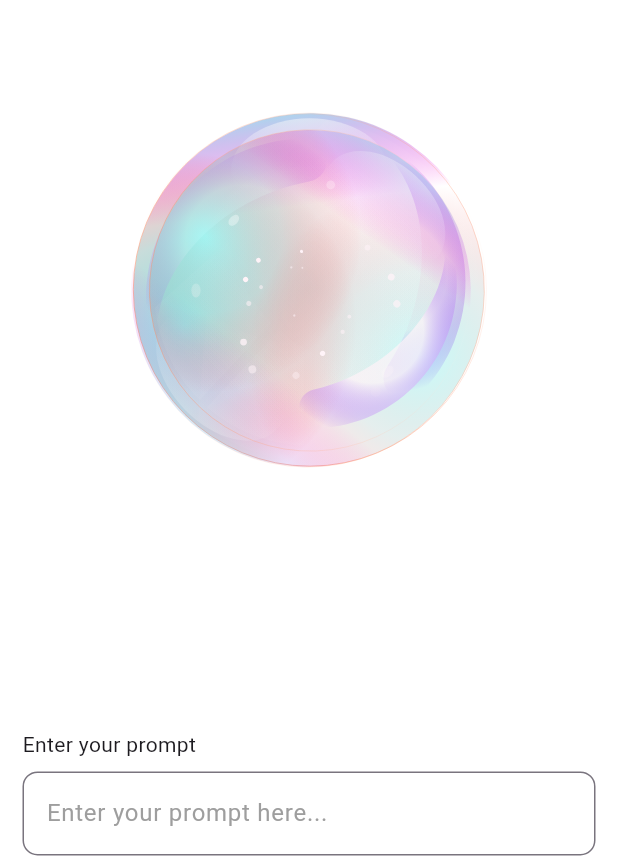
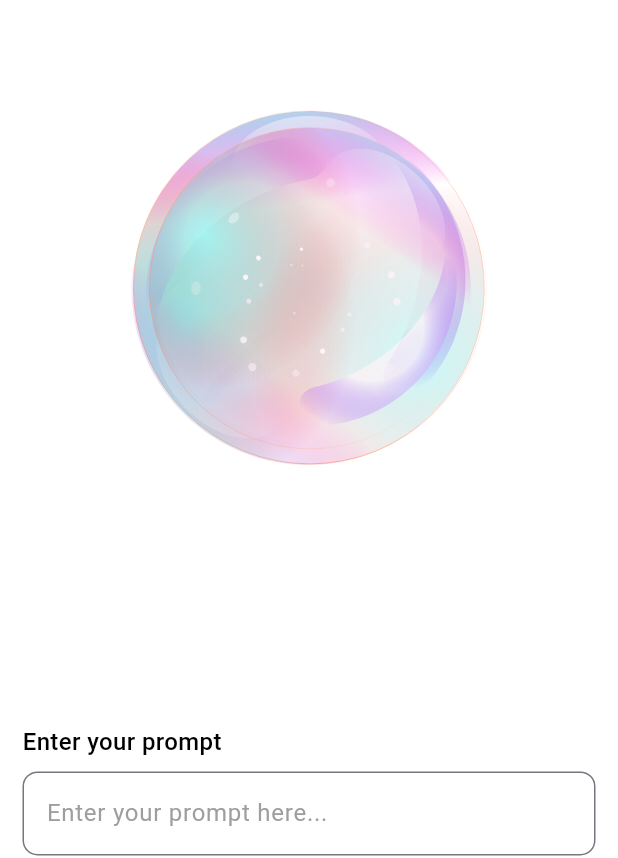
Before and after one commit to YOUSUF-IZZI/image-generator, a Flutter app: the HomePage screen opened directly, on a phone screen of 412 x 824 dp. Shown: the part 216-1074 px from the top of the screen. Run offline on Flutter 3.47's test engine with Material 3 defaults, Android fonts, the phone set to English and light mode, and no system bars; our stand-ins replace dio, flutter_riverpod, hive_flutter, image_gallery_saver, lottie; accounts and stored records are empty; Roboto replaces fonts that are missing (Montserrat).

Commit message:
release v.1.0

```diff
--- a/lib/features/home_page/presentation_layer/widgets/custom_drawer.dart
+++ b/lib/features/home_page/presentation_layer/widgets/custom_drawer.dart
@@ -35,7 +35,7 @@ class CustomDrawer extends ConsumerWidget {
                   padding: const EdgeInsets.only(top: 30),
                   child: ListTile(
                     leading: Icon(CupertinoIcons.moon_stars, size: 24, color: Theme.of(context).iconTheme.color,),
-                    title: Text(S.of(context).dark_mode, style: TextStyle(color: Theme.of(context).textTheme.bodyMedium?.color)),
+                    title: Text(S.of(context).dark_mode, style: TextStyle(color: Theme.of(context).appBarTheme.titleTextStyle?.color)),
                     trailing: const ThemeModeSwitcher(),
                   ),
                 ),
@@ -72,12 +72,12 @@ class CustomDrawer extends ConsumerWidget {
               SliverToBoxAdapter(
                 child: ListTile(
                   leading: Icon(CupertinoIcons.link, size: 24, color: Theme.of(context).iconTheme.color,),
-                  title: Text(S.of(context).contact_us, style: TextStyle(color: Theme.of(context).textTheme.bodyMedium?.color,),),
+                  title: Text(S.of(context).contact_us, style: TextStyle(color: Theme.of(context).appBarTheme.titleTextStyle?.color,),),
                   trailing: MaterialButton(
                     onPressed: (){
                       launchUrl(Uri.parse('https://linktr.ee/Yousif_Ezzi'));
                     },
-                    child: Text(S.of(context).link, style: TextStyle(color: Colors.blueAccent, decoration: TextDecoration.underline), ),
+                    child: Text(S.of(context).link, style: const TextStyle(color: Colors.blueAccent, decoration: TextDecoration.underline), ),
                   ),
                 ),
               ),
--- a/lib/features/home_page/presentation_layer/widgets/mobile_layout.dart
+++ b/lib/features/home_page/presentation_layer/widgets/mobile_layout.dart
@@ -1,4 +1,5 @@
 import 'package:flutter/material.dart';
+import 'package:image_generator/utils/app_styles.dart';
 import '../../../../generated/l10n.dart';
 import 'custom_button.dart';
 import 'custom_text_field.dart';
@@ -21,7 +22,7 @@ class MobileLayout extends StatelessWidget {
             children: [
               Text(
                 S.of(context).prompt_text,
-                style: Theme.of(context).textTheme.bodyMedium,
+                style: AppStyle.styleMedium20(context).copyWith(color: Theme.of(context).appBarTheme.titleTextStyle?.color),
               ),
               const SizedBox(height: 8),
               const CustomTextField(),
--- a/lib/main.dart
+++ b/lib/main.dart
@@ -1,4 +1,3 @@
-import 'package:device_preview/device_preview.dart';
 import 'package:flutter/material.dart';
 import 'package:flutter_localizations/flutter_localizations.dart';
 import 'package:flutter_riverpod/flutter_riverpod.dart';
@@ -15,7 +14,7 @@ void main() async{
   WidgetsFlutterBinding.ensureInitialized();
   await Hive.initFlutter();
   await Hive.openBox(AppBoxes.onboardingBox);
-  runApp(DevicePreview(builder: (context) => const ProviderScope(child: ImageGenerator()),));
+  runApp(const ProviderScope(child: ImageGenerator()),);
 }
 
 class ImageGenerator extends ConsumerWidget {
--- a/lib/utils/app_styles.dart
+++ b/lib/utils/app_styles.dart
@@ -59,6 +59,14 @@ abstract class AppStyle
       fontWeight: FontWeight.w500,
     );
   }
+  static TextStyle styleMedium20(BuildContext context) {
+    return TextStyle(
+      color: Colors.white,
+      fontSize: getResponsiveFontSize(context, fontSize: 20),
+      fontFamily: 'Montserrat',
+      fontWeight: FontWeight.w500,
+    );
+  }
   /*static const TextStyle styleMedium18 = TextStyle(
     color: Colors.white,
     fontSize: 18,
--- a/pubspec.yaml
+++ b/pubspec.yaml
@@ -20,7 +20,6 @@ dependencies:
   hive: ^2.2.3
   hive_flutter: ^1.1.0
   url_launcher: ^6.2.4
-  device_preview: ^1.1.0
 
   flutter_localizations:
     sdk: flutter
```
Also changed, not shown: pubspec.lock, 2 other files.
